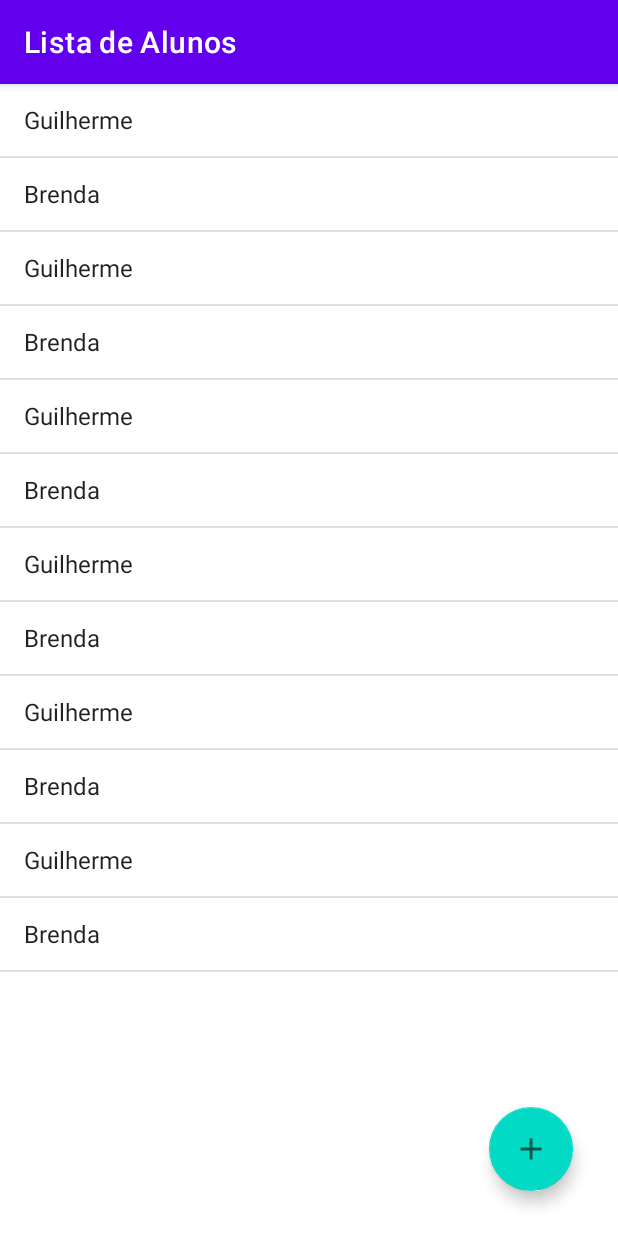
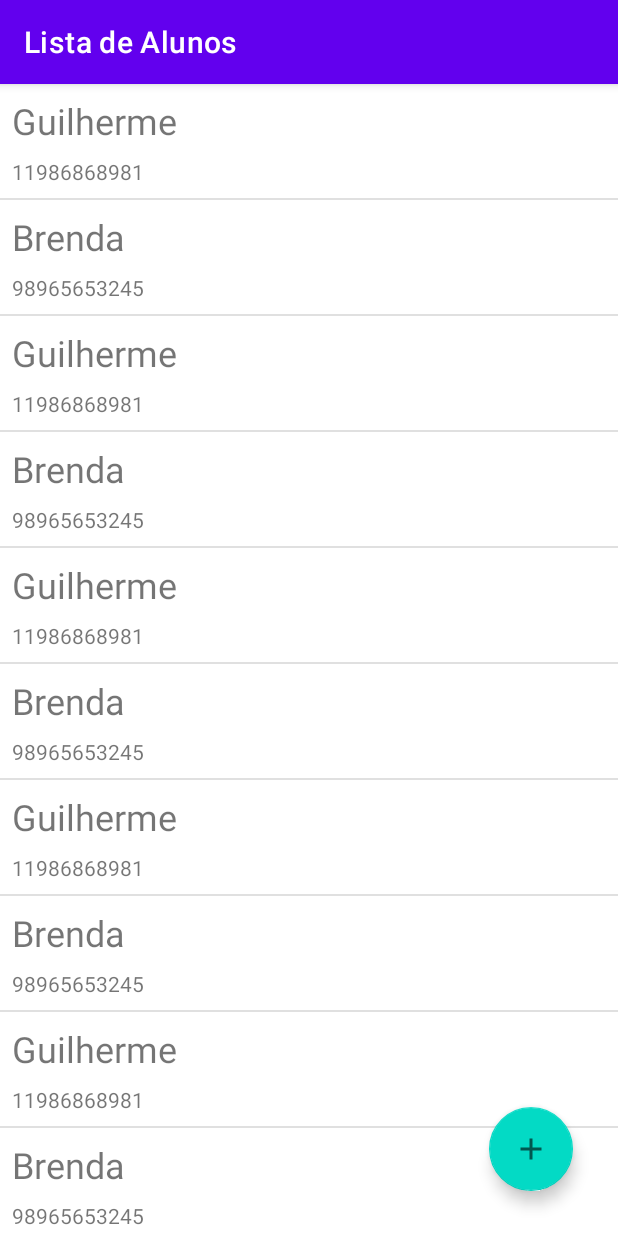
Before and after one commit to glhrme/android-basico-alura, an Android app: the screen it shows after launch (MainActivity), on a phone screen of 412 x 824 dp. Run offline under Robolectric (Android 15) with nearby library versions, the phone set to English and light mode, and no system bars.

Commit message:
configura adpter personalizado com layout diferente

```diff
--- a/app/src/main/java/br/com/guisantos/primeiroaplicativoalura/MainActivity.java
+++ b/app/src/main/java/br/com/guisantos/primeiroaplicativoalura/MainActivity.java
@@ -7,8 +7,10 @@ import android.util.Log;
 import android.view.ContextMenu;
 import android.view.MenuItem;
 import android.view.View;
+import android.view.ViewGroup;
 import android.widget.AdapterView;
 import android.widget.ArrayAdapter;
+import android.widget.BaseAdapter;
 import android.widget.ListView;
 import android.widget.Toast;
 
@@ -18,15 +20,17 @@ import androidx.appcompat.app.AppCompatActivity;
 
 import com.google.android.material.floatingactionbutton.FloatingActionButton;
 
+import java.util.ArrayList;
 import java.util.List;
 
+import br.com.guisantos.primeiroaplicativoalura.adapters.AlunoAdapter;
 import br.com.guisantos.primeiroaplicativoalura.dao.AlunoDAO;
 import br.com.guisantos.primeiroaplicativoalura.models.Aluno;
 
 public class MainActivity extends AppCompatActivity {
 
     private final AlunoDAO dao = new AlunoDAO();
-    private ArrayAdapter<Aluno> adapter;
+    private AlunoAdapter adapter;
     private ListView listaDeAlunos;
 
     @Override
@@ -37,8 +41,8 @@ public class MainActivity extends AppCompatActivity {
         configuraFabDeNovoAluno();
         configuraLista();
         for(int i = 0; i <= 5; i++) {
-            dao.salva(new Aluno("Guilherme", "", ""));
-            dao.salva(new Aluno("Brenda", "", ""));
+            this.dao.salva(new Aluno("Guilherme", "", "11986868981"));
+            this.dao.salva(new Aluno("Brenda", "", "98965653245"));
         }
     }
 
@@ -58,14 +62,14 @@ public class MainActivity extends AppCompatActivity {
     public boolean onContextItemSelected(@NonNull MenuItem item) {
         if(item.getItemId() == R.id.menu_remover) {
             AdapterView.AdapterContextMenuInfo menuInfo = (AdapterView.AdapterContextMenuInfo) item.getMenuInfo();
-            removeUsuarioNaDaoEAdapter(adapter.getItem(menuInfo.position));
+            removeUsuarioNaDaoEAdapter(this.adapter.getItem(menuInfo.position));
         }
         return super.onContextItemSelected(item);
     }
 
     private void atualizaAlunosNaTela() {
-        adapter.clear();
-        adapter.addAll(dao.todos());
+        this.adapter.clear();
+        this.adapter.addAll(this.dao.todos());
     }
 
     private void configuraFabDeNovoAluno() {
@@ -84,23 +88,19 @@ public class MainActivity extends AppCompatActivity {
     }
 
     private void configuraLista() {
-        listaDeAlunos = findViewById(R.id.activity_main_listaDeAlunos);
+        this.listaDeAlunos = findViewById(R.id.activity_main_listaDeAlunos);
         configuraAdptarDeAlunos();
         configuraItemClickListener();
-        registerForContextMenu(listaDeAlunos);
+        registerForContextMenu(this.listaDeAlunos);
     }
 
     private void configuraAdptarDeAlunos() {
-        adapter = new ArrayAdapter<>(
-                this,
-                android.R.layout.simple_list_item_1,
-                dao.todos()
-        );
-        listaDeAlunos.setAdapter(adapter);
+        this.adapter = new AlunoAdapter(this);
+        this.listaDeAlunos.setAdapter(this.adapter);
     }
 
     private void configuraItemClickListener () {
-        listaDeAlunos.setOnItemClickListener(new AdapterView.OnItemClickListener() {
+        this.listaDeAlunos.setOnItemClickListener(new AdapterView.OnItemClickListener() {
             @Override
             public void onItemClick(AdapterView<?> parent, View view, int position, long id) {
                 abreFormularioModoEdicao((Aluno) parent.getItemAtPosition(position));
@@ -110,19 +110,18 @@ public class MainActivity extends AppCompatActivity {
 
     //Não utilizado mas apenas de exemplo para consultas futuras.
     private void configuraLongItemClickListener () {
-        listaDeAlunos.setOnItemLongClickListener(new AdapterView.OnItemLongClickListener() {
+        this.listaDeAlunos.setOnItemLongClickListener(new AdapterView.OnItemLongClickListener() {
             @Override
             public boolean onItemLongClick(AdapterView<?> adapaterView, View view, int position, long id) {
-                Aluno clicado = (Aluno) adapaterView.getItemAtPosition(position);
-                removeUsuarioNaDaoEAdapter(clicado);
+                removeUsuarioNaDaoEAdapter((Aluno) adapaterView.getItemAtPosition(position));
                 return false;
             }
         });
     }
 
     private void removeUsuarioNaDaoEAdapter(Aluno clicado) {
-        dao.remove(clicado);
-        adapter.remove(clicado);
+        this.dao.remove(clicado);
+        this.adapter.remove(clicado);
     }
 
     private void abreFormularioModoEdicao(Aluno alunoEscolhido) {
--- /dev/null
+++ b/app/src/main/java/br/com/guisantos/primeiroaplicativoalura/adapters/AlunoAdapter.java
@@ -0,0 +1,62 @@
+package br.com.guisantos.primeiroaplicativoalura.adapters;
+
+import android.content.Context;
+import android.view.LayoutInflater;
+import android.view.View;
+import android.view.ViewGroup;
+import android.widget.BaseAdapter;
+import android.widget.TextView;
+
+import java.util.ArrayList;
+import java.util.List;
+
+import br.com.guisantos.primeiroaplicativoalura.MainActivity;
+import br.com.guisantos.primeiroaplicativoalura.R;
+import br.com.guisantos.primeiroaplicativoalura.models.Aluno;
+
+public class AlunoAdapter extends BaseAdapter {
+    private final List<Aluno> alunos = new ArrayList<>();
+    private final Context context;
+
+    public AlunoAdapter(Context context) {
+        this.context = context;
+    }
+
+    @Override
+    public int getCount() {
+        return alunos.size();
+    }
+
+    @Override
+    public Aluno getItem(int position) {
+        return alunos.get(position);
+    }
+
+    @Override
+    public long getItemId(int position) {
+        return alunos.get(position).getId();
+    }
+
+    @Override
+    public View getView(int position, View convertView, ViewGroup parent) {
+        View viewCriada = LayoutInflater.from(this.context).inflate(R.layout.item_aluno, parent, false);
+        TextView nome = viewCriada.findViewById(R.id.item_aluno_nome);
+        TextView email = viewCriada.findViewById(R.id.item_aluno_email);
+        nome.setText(alunos.get(position).getName());
+        email.setText(alunos.get(position).getPhone());
+
+        return viewCriada;
+    }
+
+    public void clear() {
+        this.alunos.clear();
+    }
+
+    public void addAll(List<Aluno> todos) {
+        this.alunos.addAll(todos);
+    }
+
+    public void remove(Aluno clicado) {
+        this.alunos.remove(clicado);
+    }
+}
--- /dev/null
+++ b/app/src/main/res/layout/item_aluno.xml
@@ -0,0 +1,27 @@
+<?xml version="1.0" encoding="utf-8"?>
+<LinearLayout xmlns:android="http://schemas.android.com/apk/res/android"
+    xmlns:tools="http://schemas.android.com/tools"
+    android:layout_width="match_parent"
+    android:layout_height="wrap_content"
+    android:orientation="vertical">
+
+    <TextView
+        android:id="@+id/item_aluno_nome"
+        android:layout_width="match_parent"
+        android:layout_height="wrap_content"
+        android:layout_margin="8dp"
+        android:layout_weight="1"
+        android:textSize="24sp"
+        tools:text="Guilherme" />
+
+    <TextView
+        android:id="@+id/item_aluno_email"
+        android:layout_width="match_parent"
+        android:layout_height="wrap_content"
+        android:layout_marginStart="8dp"
+        android:layout_marginEnd="8dp"
+        android:layout_marginBottom="8sp"
+        android:layout_weight="1"
+        tools:text="19996708999" />
+
+</LinearLayout>
```
